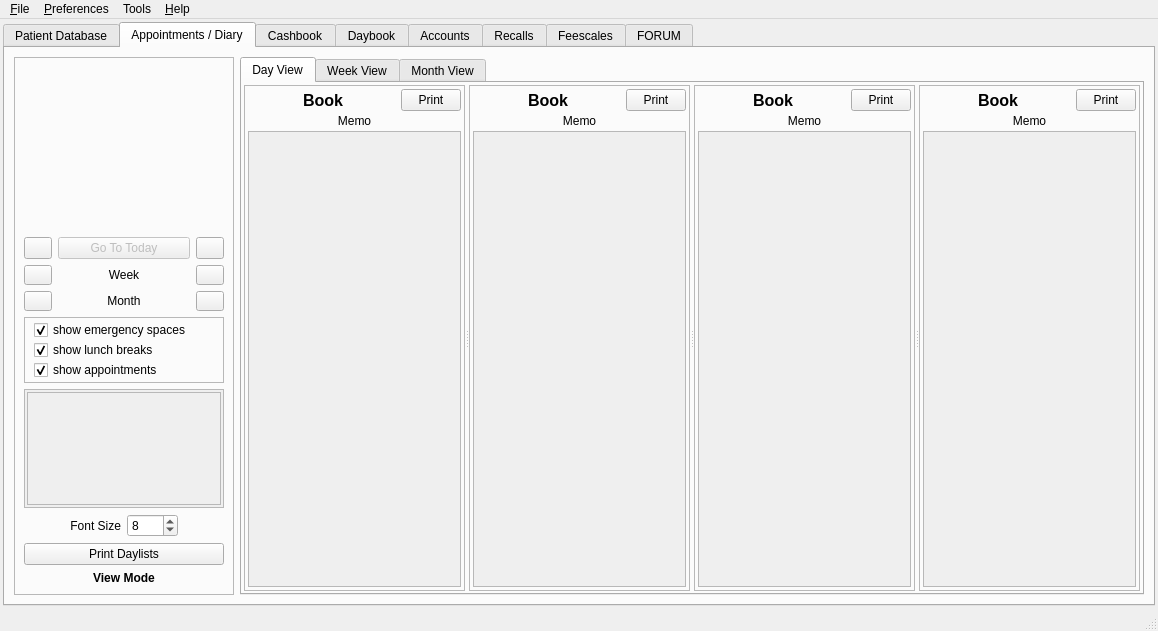
Qt form src/openmolar/qt-designer/main.ui (rowinggolfer/openmolar1) before a commit.
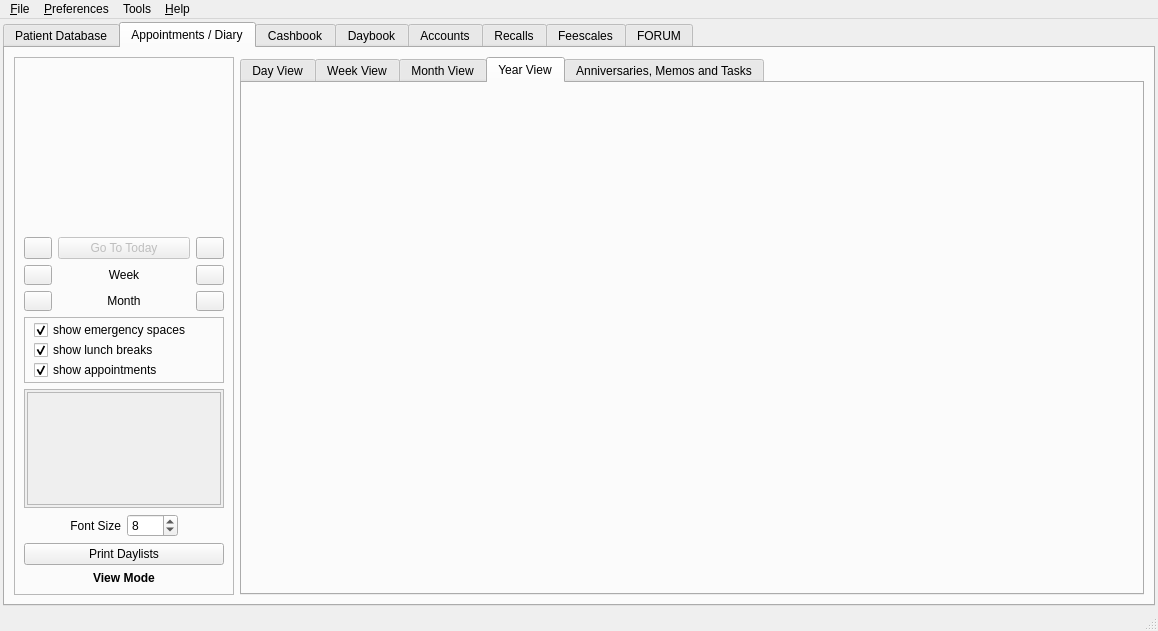
The same form after that commit. The open tabs and pages were chosen to show the change. Icons and pictures are not drawn.

Commit message: a year calendar - not pretty yet, but functional

What changed in the file:
```diff
--- a/src/openmolar/qt-designer/main.ui
+++ b/src/openmolar/qt-designer/main.ui
@@ -4571,6 +4571,40 @@
                 </item>
                </layout>
               </widget>
+              <widget class="QWidget" name="tab_13">
+               <attribute name="title">
+                <string>Year View</string>
+               </attribute>
+               <layout class="QHBoxLayout" name="horizontalLayout_4">
+                <item>
+                 <widget class="QWidget" name="yearView_placeholder" native="true">
+                  <property name="sizePolicy">
+                   <sizepolicy hsizetype="Expanding" vsizetype="Expanding">
+                    <horstretch>0</horstretch>
+                    <verstretch>0</verstretch>
+                   </sizepolicy>
+                  </property>
+                  <property name="minimumSize">
+                   <size>
+                    <width>0</width>
+                    <height>0</height>
+                   </size>
+                  </property>
+                  <property name="maximumSize">
+                   <size>
+                    <width>16777215</width>
+                    <height>16777215</height>
+                   </size>
+                  </property>
+                 </widget>
+                </item>
+               </layout>
+              </widget>
+              <widget class="QWidget" name="tab_27">
+               <attribute name="title">
+                <string>Anniversaries, Memos and Tasks</string>
+               </attribute>
+              </widget>
              </widget>
             </item>
            </layout>
```
Left out of the diff: 12 changed lines with no effect on the pictures. The commit also changes 6 other files.
